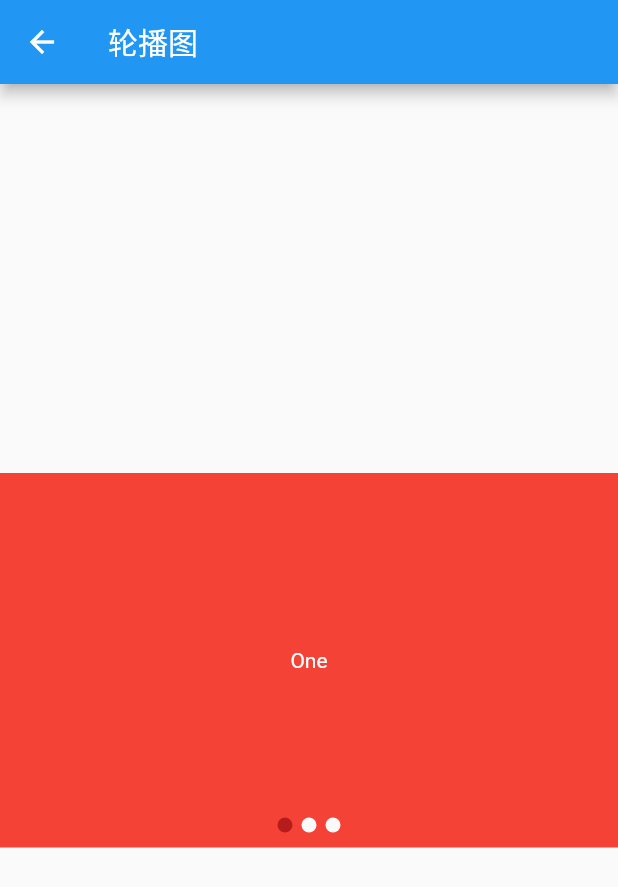
After one commit to xiangxiongfly/MyFlutter, a Flutter app: the BannerPage screen opened directly, on a phone screen of 412 x 824 dp. The commit adds this screen. Shown: the top 887 px of the screen. Run offline on Flutter 3.47's test engine with Material 2 defaults, Android fonts, the phone set to English and light mode, and no system bars.

Commit message:
滚动组件

```diff
--- /dev/null
+++ b/lib/sample/banner.dart
@@ -0,0 +1,86 @@
+import 'package:flutter/material.dart';
+
+class BannerPage extends StatefulWidget {
+  const BannerPage({Key? key}) : super(key: key);
+
+  @override
+  State<StatefulWidget> createState() {
+    return _BannerPageState();
+  }
+}
+
+class _BannerPageState extends State<BannerPage> {
+  List<String> titles = ["One", "Two", "Three"];
+  List<Color> colors = [Colors.red, Colors.green, Colors.blue];
+  int currentIndex = 0;
+
+  @override
+  Widget build(BuildContext context) {
+    return Scaffold(
+      appBar: AppBar(title: const Text("轮播图")),
+      body: Center(
+        child: SizedBox(
+          height: 250,
+          child: Stack(
+            children: [
+              _buildItem(),
+              _buildPoint(),
+            ],
+          ),
+        ),
+      ),
+    );
+  }
+
+  _buildItem() {
+    return PageView.builder(
+      itemCount: 1000,
+      itemBuilder: (BuildContext context, int index) {
+        int realIndex = index % titles.length;
+        Color color = colors[realIndex];
+        String title = titles[realIndex];
+        return Container(
+          color: color,
+          alignment: Alignment.center,
+          child: Text(
+            title,
+            style: const TextStyle(color: Colors.white),
+          ),
+        );
+      },
+      onPageChanged: (int index) {
+        setState(() {
+          currentIndex = index % titles.length;
+        });
+      },
+    );
+  }
+
+  _buildPoint() {
+    return Positioned(
+      bottom: 10,
+      left: 0,
+      right: 0,
+      child: Row(
+        mainAxisSize: MainAxisSize.min,
+        mainAxisAlignment: MainAxisAlignment.center,
+        children: List.generate(
+          titles.length,
+          (index) {
+            return Container(
+              margin: const EdgeInsets.symmetric(horizontal: 3),
+              width: 10,
+              height: 10,
+              decoration: BoxDecoration(
+                shape: BoxShape.circle,
+                color: currentIndex == index
+                    ? Colors.red.shade900
+                    : Colors.grey.shade50,
+              ),
+            );
+          },
+        ),
+      ),
+    );
+  }
+}
--- a/lib/scroll/scroll_view_route.dart
+++ b/lib/scroll/scroll_view_route.dart
@@ -1,11 +1,13 @@
 import 'package:flutter/material.dart';
 
 class SingleChildScrollViewPage extends StatelessWidget {
+  const SingleChildScrollViewPage({Key? key}) : super(key: key);
+
   @override
   Widget build(BuildContext context) {
     return Scaffold(
       appBar: AppBar(
-        title: Text("SingleChildScrollView"),
+        title: const Text("SingleChildScrollView"),
       ),
       body: MyScrollView(),
     );
```
Also changed, not shown: lib/main.dart (+13 -8 lines), lib/scroll/data_table_route.dart (added, +46 -0 lines), lib/scroll/grid_view_route.dart (+50 -65 lines), lib/scroll/list_view_route.dart (+32 -28 lines), lib/scroll/page_view_route.dart (+19 -7 lines), lib/scroll/scroll_type_route.dart (renamed from lib/scroll/scroll_type.dart, +12 -0 lines).
